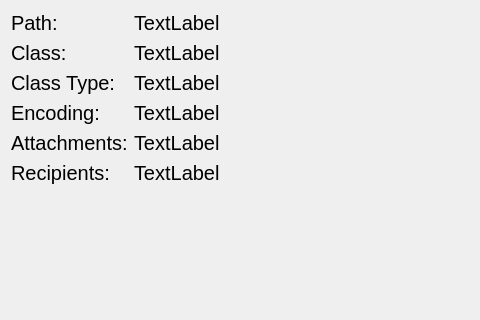
Old version of the form msg_explorer/ui/msg_details_page.ui in the repository TeamMsgExtractor/msg-explorer; both pictures show x 0 to 480 and y 0 to 320 of the 800 by 600 pixel window.
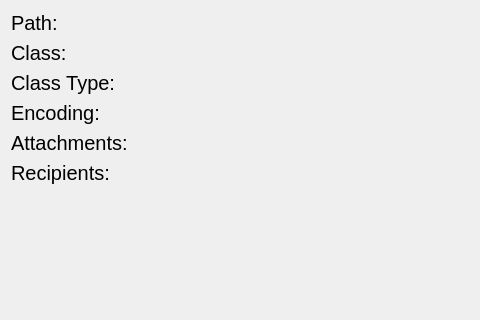
New version of the form.

Diff of the .ui file:
```diff
--- a/msg_explorer/ui/msg_details_page.ui
+++ b/msg_explorer/ui/msg_details_page.ui
@@ -58,7 +58,7 @@
       </font>
      </property>
      <property name="text">
-      <string>TextLabel</string>
+      <string/>
      </property>
     </widget>
    </item>
@@ -82,7 +82,7 @@
       </font>
      </property>
      <property name="text">
-      <string>TextLabel</string>
+      <string/>
      </property>
     </widget>
    </item>
@@ -94,7 +94,7 @@
       </font>
      </property>
      <property name="text">
-      <string>TextLabel</string>
+      <string/>
      </property>
     </widget>
    </item>
@@ -106,7 +106,7 @@
       </font>
      </property>
      <property name="text">
-      <string>TextLabel</string>
+      <string/>
      </property>
     </widget>
    </item>
@@ -118,7 +118,7 @@
       </font>
      </property>
      <property name="text">
-      <string>TextLabel</string>
+      <string/>
      </property>
     </widget>
    </item>
@@ -185,7 +185,7 @@
       </font>
      </property>
      <property name="text">
-      <string>TextLabel</string>
+      <string/>
      </property>
     </widget>
    </item>
```
